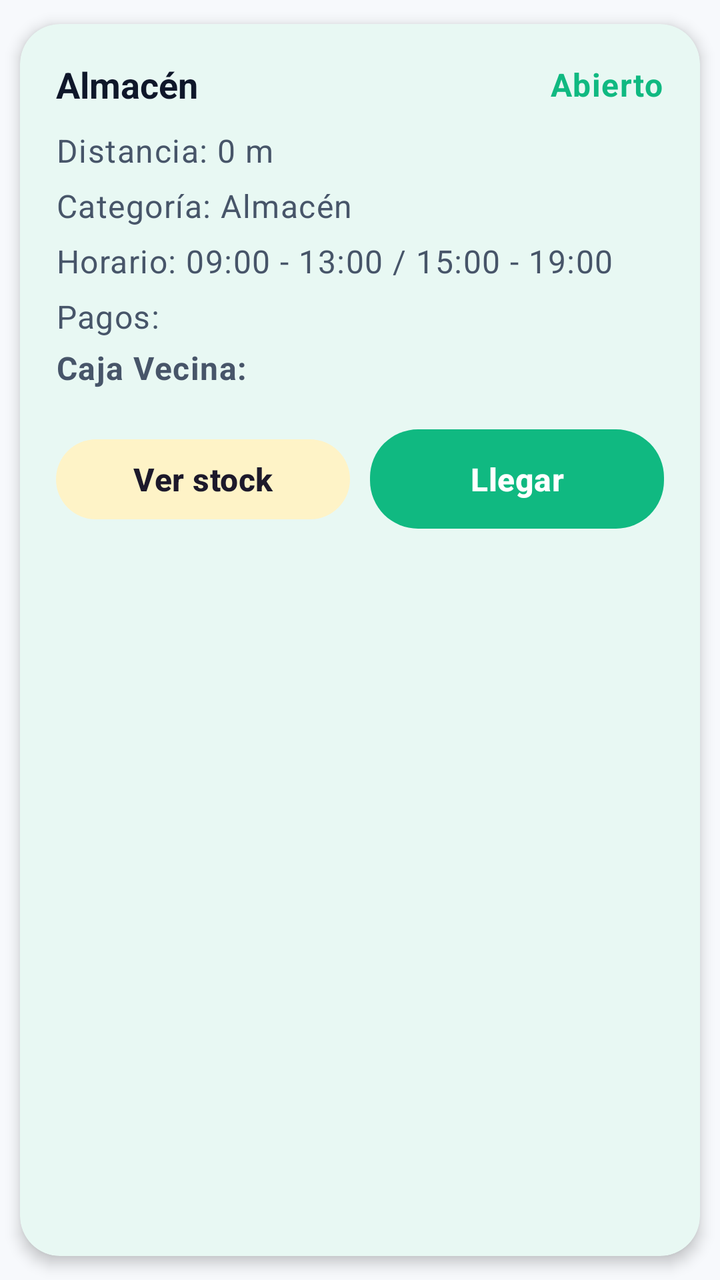
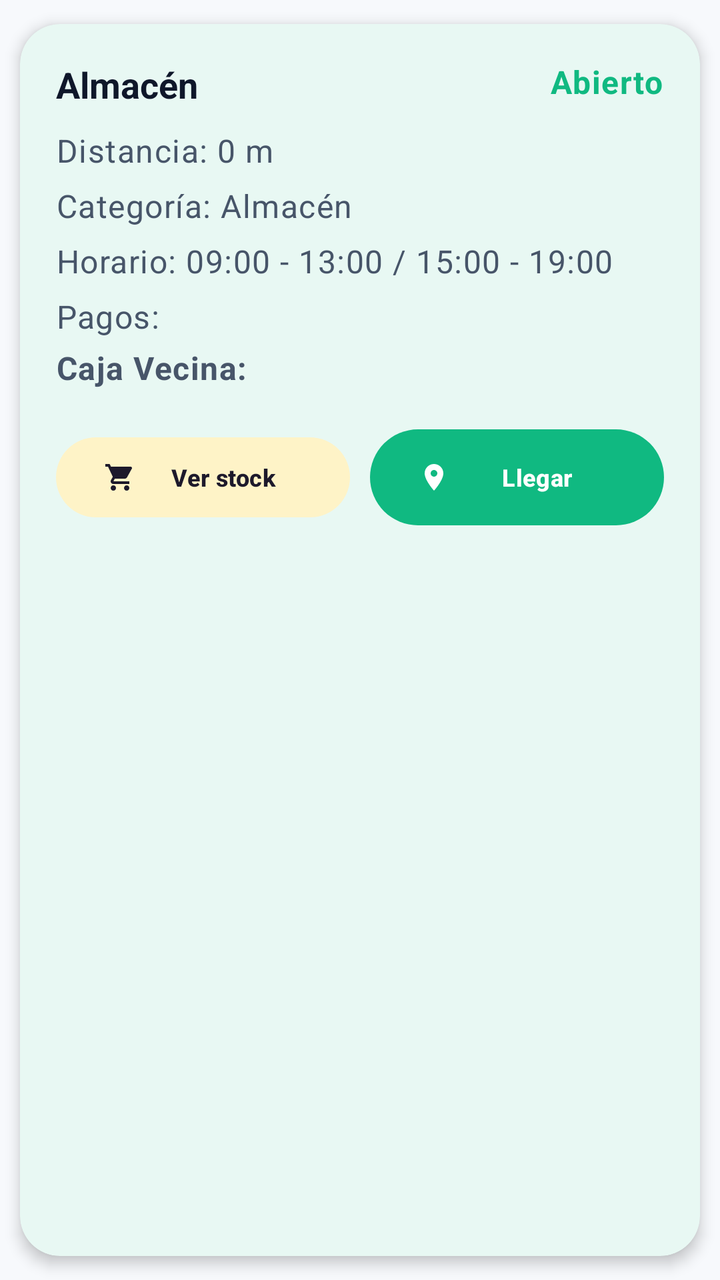

An Android layout rendered at two revisions. The XML below is the earlier revision; the diff shows what the commit changed to produce the second picture.
<!-- AndroidManifest.xml: application theme Theme.RutaAlmacen -->
<!-- res/layout/item_almacen_cercano.xml -->
<?xml version="1.0" encoding="utf-8"?>
<com.google.android.material.card.MaterialCardView xmlns:android="http://schemas.android.com/apk/res/android"
    xmlns:app="http://schemas.android.com/apk/res-auto"
    android:layout_width="match_parent"
    android:layout_height="wrap_content"
    android:layout_marginHorizontal="@dimen/espacio_xs"
    android:layout_marginVertical="@dimen/espacio_xs"
    app:cardBackgroundColor="@color/fondo_card"
    app:cardCornerRadius="@dimen/radio_card"
    app:cardElevation="@dimen/elevacion_card"
    app:cardUseCompatPadding="true"
    app:strokeWidth="0dp">

    <LinearLayout
        android:layout_width="match_parent"
        android:layout_height="wrap_content"
        android:orientation="vertical"
        android:padding="@dimen/padding_card">

        <LinearLayout
            android:layout_width="match_parent"
            android:layout_height="wrap_content"
            android:gravity="center_vertical"
            android:orientation="horizontal">

            <TextView
                android:id="@+id/texto_nombre_almacen"
                android:layout_width="0dp"
                android:layout_height="wrap_content"
                android:layout_weight="1"
                android:textAppearance="@style/TextAppearance.RutaAlmacen.Comprador.TitleMedium"
                android:text="Almacén" />

            <TextView
                android:id="@+id/texto_estado_almacen"
                android:layout_width="wrap_content"
                android:layout_height="wrap_content"
                android:textAppearance="@style/TextAppearance.RutaAlmacen.Comprador.BodyMedium"
                android:textColor="@color/estado_abierto"
                android:textStyle="bold"
                android:text="Abierto" />
        </LinearLayout>

        <TextView
            android:id="@+id/texto_distancia_almacen"
            android:layout_width="match_parent"
            android:layout_height="wrap_content"
            android:layout_marginTop="@dimen/espacio_sm"
            android:textAppearance="@style/TextAppearance.RutaAlmacen.Comprador.BodyMedium"
            android:text="Distancia: 0 m" />

        <TextView
            android:id="@+id/texto_categoria_almacen"
            android:layout_width="match_parent"
            android:layout_height="wrap_content"
            android:layout_marginTop="@dimen/espacio_xs"
            android:textAppearance="@style/TextAppearance.RutaAlmacen.Comprador.BodyMedium"
            android:text="Categoría: Almacén" />

        <TextView
            android:id="@+id/texto_horario_almacen"
            android:layout_width="match_parent"
            android:layout_height="wrap_content"
            android:layout_marginTop="@dimen/espacio_xs"
            android:textAppearance="@style/TextAppearance.RutaAlmacen.Comprador.BodyMedium"
            android:text="Horario: 09:00 - 13:00 / 15:00 - 19:00" />

        <TextView
            android:id="@+id/texto_pagos_almacen"
            android:layout_width="match_parent"
            android:layout_height="wrap_content"
            android:layout_marginTop="@dimen/espacio_xs"
            android:textAppearance="@style/TextAppearance.RutaAlmacen.Comprador.BodyMedium"
            android:text="Pagos: " />

        <TextView
            android:id="@+id/texto_caja_vecina_almacen"
            android:layout_width="match_parent"
            android:layout_height="wrap_content"
            android:layout_marginTop="@dimen/espacio_xxs"
            android:textAppearance="@style/TextAppearance.RutaAlmacen.Comprador.BodyMedium"
            android:textStyle="bold"
            android:text="Caja Vecina: " />

        <TextView
            android:id="@+id/texto_saldo_caja_vecina"
            android:layout_width="match_parent"
            android:layout_height="wrap_content"
            android:layout_marginTop="@dimen/espacio_xxs"
            android:textAppearance="@style/TextAppearance.RutaAlmacen.Comprador.BodyMedium"
            android:textColor="@color/colorPrimary"
            android:textStyle="bold"
            android:visibility="gone" />

        <LinearLayout
            android:layout_width="match_parent"
            android:layout_height="wrap_content"
            android:layout_marginTop="@dimen/espacio_md"
            android:gravity="end"
            android:orientation="horizontal">

            <com.google.android.material.button.MaterialButton
                android:id="@+id/boton_ver_stock_almacen"
                style="@style/Widget.Material3.Button.TonalButton"
                android:layout_width="0dp"
                android:layout_height="wrap_content"
                android:layout_weight="1"
                android:text="Ver stock" />

            <com.google.android.material.button.MaterialButton
                android:id="@+id/boton_llegar_almacen"
                android:layout_width="0dp"
                android:layout_height="wrap_content"
                android:layout_marginStart="@dimen/espacio_sm"
                android:layout_weight="1"
                android:text="Llegar" />
        </LinearLayout>
    </LinearLayout>

</com.google.android.material.card.MaterialCardView>
<!-- resources referenced by this layout -->
<resources>
  <color name="colorPrimary">#FF10B981</color>
  <color name="estado_abierto">#FF10B981</color>
  <color name="fondo_card">#FFFFFFFF</color>
  <dimen name="elevacion_card">4dp</dimen>
  <dimen name="espacio_md">16dp</dimen>
  <dimen name="espacio_sm">10dp</dimen>
  <dimen name="espacio_xs">6dp</dimen>
  <dimen name="espacio_xxs">4dp</dimen>
  <dimen name="padding_card">18dp</dimen>
  <dimen name="radio_card">20dp</dimen>
  <style name="TextAppearance.RutaAlmacen.Comprador.BodyMedium" parent="TextAppearance.Material3.BodyLarge">
          <item name="android:textSize">@dimen/texto_cuerpo_lg</item>
          <item name="android:textColor">@color/texto_secundario</item>
      </style>
  <style name="TextAppearance.RutaAlmacen.Comprador.TitleMedium" parent="TextAppearance.Material3.TitleLarge">
          <item name="android:textSize">18sp</item>
          <item name="android:textColor">@color/texto_principal</item>
          <item name="android:textStyle">bold</item>
      </style>
  <style name="Theme.RutaAlmacen" parent="Base.Theme.RutaAlmacen" />
  <dimen name="texto_cuerpo_lg">16sp</dimen>
  <color name="texto_secundario">#FF475569</color>
  <color name="texto_principal">#FF0F172A</color>
  <color name="colorOnPrimary">#FFFFFFFF</color>
  <color name="colorPrimaryLight">#FFD1FAE5</color>
  <color name="texto_en_pastel">#FF0F766E</color>
  <color name="colorSecondary">#FFF59E0B</color>
  <color name="colorOnSecondary">#FFFFFFFF</color>
  <color name="colorSecondaryLight">#FFFEF3C7</color>
  <color name="colorTertiary">#FF6366F1</color>
  <color name="colorTertiaryLight">#FFE0E7FF</color>
  <color name="colorAccent">#FFEF4444</color>
  <color name="colorAccentLight">#FFFEE2E2</color>
  <color name="fondo_app">#FFF7F9FC</color>
  <color name="borde_sutil">#FFE2E8F0</color>
  <color name="divisor">#FFF1F5F9</color>
  <style name="Widget.RutaAlmacen.CardView" parent="Widget.Material3.CardView.Filled">
          <item name="cardCornerRadius">@dimen/radio_card</item>
          <item name="cardElevation">@dimen/elevacion_card</item>
          <item name="cardBackgroundColor">@color/fondo_card</item>
          <item name="strokeWidth">0dp</item>
          <item name="cardUseCompatPadding">true</item>
      </style>
  <dimen name="radio_boton">24dp</dimen>
  <dimen name="alto_boton">56dp</dimen>
  <dimen name="texto_titulo_sm">16sp</dimen>
  <dimen name="radio_input">14dp</dimen>
  <!-- unchanged entries left out for length: 3 -->
</resources>

<!-- the commit's change to res/layout/item_almacen_cercano.xml (unified diff, before → after) -->
@@ -17,17 +17,16 @@
         android:orientation="vertical"
         android:padding="@dimen/padding_card">
 
-        <LinearLayout
+        <RelativeLayout
             android:layout_width="match_parent"
-            android:layout_height="wrap_content"
-            android:gravity="center_vertical"
-            android:orientation="horizontal">
+            android:layout_height="wrap_content">
 
             <TextView
                 android:id="@+id/texto_nombre_almacen"
-                android:layout_width="0dp"
+                android:layout_width="wrap_content"
                 android:layout_height="wrap_content"
-                android:layout_weight="1"
+                android:layout_alignParentStart="true"
+                android:layout_centerVertical="true"
                 android:textAppearance="@style/TextAppearance.RutaAlmacen.Comprador.TitleMedium"
                 android:text="Almacén" />
 
@@ -35,11 +34,26 @@
                 android:id="@+id/texto_estado_almacen"
                 android:layout_width="wrap_content"
                 android:layout_height="wrap_content"
+                android:layout_alignParentEnd="true"
                 android:textAppearance="@style/TextAppearance.RutaAlmacen.Comprador.BodyMedium"
                 android:textColor="@color/estado_abierto"
                 android:textStyle="bold"
                 android:text="Abierto" />
-        </LinearLayout>
+
+            <com.google.android.material.imageview.ShapeableImageView
+                android:id="@+id/foto_vendedor_almacen"
+                android:layout_width="52dp"
+                android:layout_height="52dp"
+                android:layout_below="@id/texto_estado_almacen"
+                android:layout_alignParentEnd="true"
+                android:layout_marginTop="4dp"
+                android:scaleType="centerCrop"
+                android:clickable="true"
+                android:focusable="true"
+                android:visibility="gone"
+                app:shapeAppearanceOverlay="@style/ShapeAppearanceOverlay_RutaAlmacen_Circle"
+                android:contentDescription="Foto del vendedor" />
+        </RelativeLayout>
 
         <TextView
             android:id="@+id/texto_distancia_almacen"
@@ -105,6 +119,11 @@
                 android:layout_width="0dp"
                 android:layout_height="wrap_content"
                 android:layout_weight="1"
+                android:maxLines="1"
+                android:textSize="12sp"
+                app:icon="@drawable/ic_productos"
+                app:iconSize="16dp"
+                app:iconPadding="4dp"
                 android:text="Ver stock" />
 
             <com.google.android.material.button.MaterialButton
@@ -113,6 +132,11 @@
                 android:layout_height="wrap_content"
                 android:layout_marginStart="@dimen/espacio_sm"
                 android:layout_weight="1"
+                android:maxLines="1"
+                android:textSize="12sp"
+                app:icon="@drawable/ic_ubicacion"
+                app:iconSize="16dp"
+                app:iconPadding="4dp"
                 android:text="Llegar" />
         </LinearLayout>
     </LinearLayout>
<!-- resource entries referenced after the edit -->
@@ -10,6 +10,30 @@
   <dimen name="espacio_xxs">4dp</dimen>
   <dimen name="padding_card">18dp</dimen>
   <dimen name="radio_card">20dp</dimen>
+  <!-- drawable ic_productos (drawable) -->
+  <vector xmlns:android="http://schemas.android.com/apk/res/android"
+      android:width="48dp"
+      android:height="48dp"
+      android:viewportWidth="24"
+      android:viewportHeight="24">
+      <path
+          android:fillColor="#10B981"
+          android:pathData="M7,18c-1.1,0 -1.99,0.9 -1.99,2S5.9,22 7,22s2,-0.9 2,-2S8.1,18 7,18zM1,2v2h2l3.6,7.59l-1.35,2.45c-0.16,0.28 -0.25,0.61 -0.25,0.96c0,1.1 0.9,2 2,2h12v-2H7.42c-0.14,0 -0.25,-0.11 -0.25,-0.25l0.03,-0.12L8.1,13h7.45c0.75,0 1.41,-0.41 1.75,-1.03l3.58,-6.49c0.08,-0.14 0.12,-0.31 0.12,-0.48c0,-0.55 -0.45,-1 -1,-1H5.21l-0.94,-2H1zM17,18c-1.1,0 -1.99,0.9 -1.99,2S15.9,22 17,22s2,-0.9 2,-2S18.1,18 17,18z"/>
+  </vector>
+  <!-- drawable ic_ubicacion (drawable) -->
+  <vector xmlns:android="http://schemas.android.com/apk/res/android"
+      android:width="24dp"
+      android:height="24dp"
+      android:viewportWidth="24"
+      android:viewportHeight="24">
+      <path
+          android:fillColor="#10B981"
+          android:pathData="M12,2C8.13,2 5,5.13 5,9c0,5.25 7,13 7,13s7,-7.75 7,-13C19,5.13 15.87,2 12,2zM12,11.5c-1.38,0 -2.5,-1.12 -2.5,-2.5s1.12,-2.5 2.5,-2.5s2.5,1.12 2.5,2.5S13.38,11.5 12,11.5z"/>
+  </vector>
+  <style name="ShapeAppearanceOverlay_RutaAlmacen_Circle">
+          <item name="cornerFamily">rounded</item>
+          <item name="cornerSize">50%</item>
+      </style>
   <style name="TextAppearance.RutaAlmacen.Comprador.BodyMedium" parent="TextAppearance.Material3.BodyLarge">
           <item name="android:textSize">@dimen/texto_cuerpo_lg</item>
           <item name="android:textColor">@color/texto_secundario</item>
